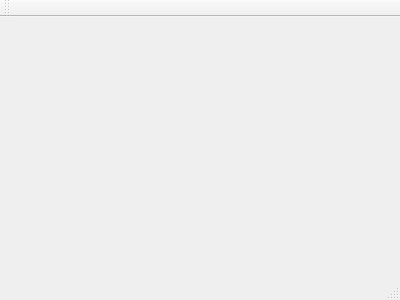
hiroyky/qt_validator_sample, file mainwindow.ui: the form before one commit.
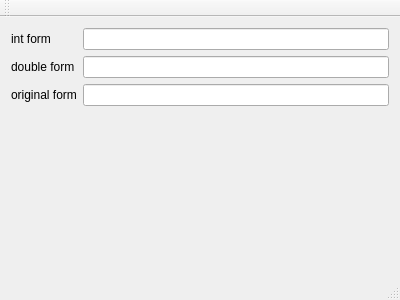
The form after the commit.

The edit to the form file:
```diff
--- a/mainwindow.ui
+++ b/mainwindow.ui
@@ -12,13 +12,61 @@
   <property name="windowTitle" >
    <string>MainWindow</string>
   </property>
-  <widget class="QMenuBar" name="menuBar" />
-  <widget class="QToolBar" name="mainToolBar" />
-  <widget class="QWidget" name="centralWidget" />
-  <widget class="QStatusBar" name="statusBar" />
+  <widget class="QWidget" name="centralWidget">
+   <layout class="QFormLayout" name="formLayout">
+    <item row="0" column="0">
+     <widget class="QLabel" name="label">
+      <property name="text">
+       <string>int form</string>
+      </property>
+     </widget>
+    </item>
+    <item row="0" column="1">
+     <widget class="QLineEdit" name="intLineEdit"/>
+    </item>
+    <item row="1" column="0">
+     <widget class="QLabel" name="label_2">
+      <property name="text">
+       <string>double form</string>
+      </property>
+     </widget>
+    </item>
+    <item row="1" column="1">
+     <widget class="QLineEdit" name="doubleLineEdit"/>
+    </item>
+    <item row="2" column="0">
+     <widget class="QLabel" name="label_3">
+      <property name="text">
+       <string>original form</string>
+      </property>
+     </widget>
+    </item>
+    <item row="2" column="1">
+     <widget class="QLineEdit" name="myLineEdit"/>
+    </item>
+   </layout>
+  </widget>
+  <widget class="QMenuBar" name="menuBar">
+   <property name="geometry">
+    <rect>
+     <x>0</x>
+     <y>0</y>
+     <width>400</width>
+     <height>22</height>
+    </rect>
+   </property>
+  </widget>
+  <widget class="QToolBar" name="mainToolBar">
+   <attribute name="toolBarArea">
+    <enum>TopToolBarArea</enum>
+   </attribute>
+   <attribute name="toolBarBreak">
+    <bool>false</bool>
+   </attribute>
+  </widget>
+  <widget class="QStatusBar" name="statusBar"/>
  </widget>
- <layoutDefault spacing="6" margin="11" />
- <pixmapfunction></pixmapfunction>
+ <layoutdefault spacing="6" margin="11"/>
  <resources/>
  <connections/>
 </ui>
```
Left out of the diff: 7 changed lines with no effect on the pictures.
